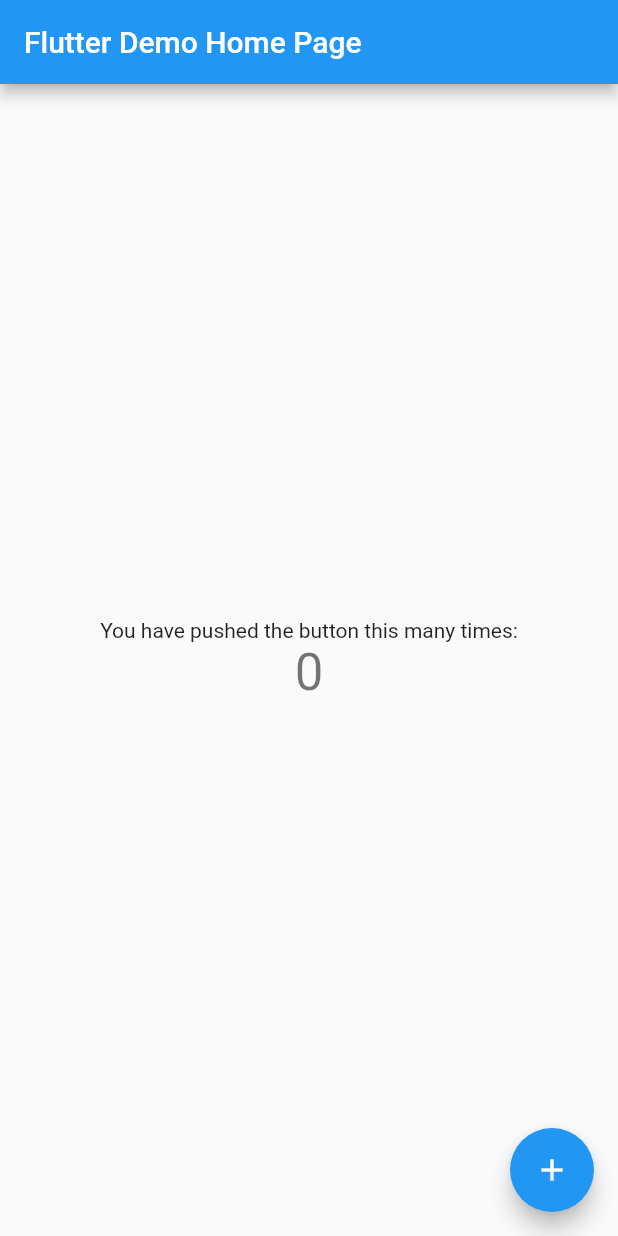
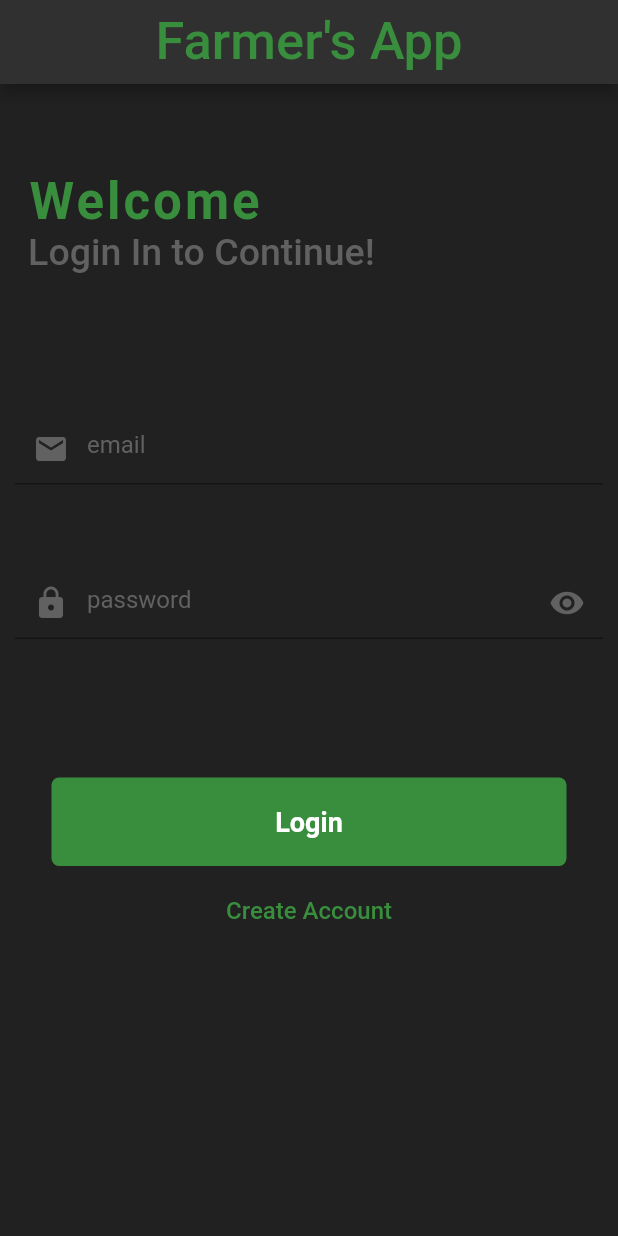
Before and after one commit to liliyasujo/Farmer-s-app, a Flutter app: the screen it shows after launch, on a phone screen of 412 x 824 dp. Run offline on Flutter 3.47's test engine with Material 2 defaults, Android fonts, the phone set to English and light mode, and no system bars; our stand-ins replace firebase_auth, firebase_core; accounts and stored records are empty.

Commit message:
login and sign up page with firebase

```diff
--- /dev/null
+++ b/farmersapp/lib/Screens/LoginScreen.dart
@@ -0,0 +1,227 @@
+import 'package:flutter/material.dart';
+import 'package:farmersapp/Methods.dart';
+import 'package:farmersapp/Screens/CreateAccountScreen.dart';
+import 'package:farmersapp/Screens/HomeScreen.dart';
+
+class LoginScreen extends StatefulWidget {
+  @override
+  _LoginScreenState createState() => _LoginScreenState();
+}
+
+class _LoginScreenState extends State<LoginScreen> {
+  final TextEditingController _email = TextEditingController();
+  final TextEditingController _password = TextEditingController();
+  bool isLoading = false;
+  bool isHiddenPassword = true;
+
+  @override
+  Widget build(BuildContext context) {
+    final size = MediaQuery.of(context).size;
+
+    return Scaffold(
+      backgroundColor: Colors.grey[900],
+      appBar: AppBar(
+        backgroundColor: Colors.grey[850],
+        centerTitle: true,
+        // ignore: prefer_const_constructors
+        title: Text(
+          "Farmer's App",
+          style: TextStyle(
+            color: Colors.green[700],
+            fontSize: 35,
+          ),
+        ),
+      ),
+      body: isLoading
+          ? Center(
+        child: Container(
+          height: size.height / 20,
+          width: size.height / 20,
+          child: CircularProgressIndicator(),
+        ),
+      )
+          : SingleChildScrollView(
+        child: Column(
+          children: [
+            SizedBox(
+              height: size.height / 20,
+            ),
+            // Container(
+            //   alignment: Alignment.centerLeft,
+            //   width: size.width / 0.5,
+            //   child: IconButton(
+            //       icon: Icon(Icons.arrow_back_ios),
+            //       color: Colors.grey[700],
+            //       onPressed: () {}),
+            // ),
+            SizedBox(
+              height: size.height / 50,
+            ),
+            Container(
+              width: size.width / 1.1,
+              child: Text(
+                "Welcome",
+                style: TextStyle(
+                  fontSize: 34,
+                  fontWeight: FontWeight.bold,
+                  color: Colors.green[700],
+                  letterSpacing: 2,
+                ),
+              ),
+            ),
+            Container(
+              width: size.width / 1.1,
+              child: Text(
+                "Login In to Continue!",
+                style: TextStyle(
+                  color: Colors.grey[700],
+                  fontSize: 25,
+                  fontWeight: FontWeight.w500,
+                ),
+              ),
+            ),
+            SizedBox(
+              height: size.height / 10,
+            ),
+            Container(
+              padding: EdgeInsets.all(10.0),
+              child: Column(
+                mainAxisAlignment: MainAxisAlignment.center,
+                children: [
+                  TextField(
+                    style: TextStyle(color: Colors.grey[300]),
+                    controller: _email,
+                    cursorColor: Colors.green[700],
+                    decoration: InputDecoration(
+                      hintText: "email",
+                      hintStyle: TextStyle(color: Colors.grey[700]),
+                      border: UnderlineInputBorder(
+                        borderSide: BorderSide(
+                          color: Colors.green.shade700,
+                        ),
+                      ),
+                      focusedBorder: UnderlineInputBorder(
+                        borderSide: BorderSide(
+                          color: Colors.green.shade700,
+                        ),
+                      ),
+                      prefixIcon: Icon(
+                          Icons.email,
+                        color: Colors.grey[700],
+                      ),
+                    ),
+                  ),
+                  SizedBox(
+                    height: size.height / 15,
+                  ),
+                  TextField(
+                    style: TextStyle(color: Colors.grey[300]),
+                    cursorColor: Colors.green[700],
+                    controller: _password,
+                    obscureText: isHiddenPassword,
+                    decoration: InputDecoration(
+                      border: UnderlineInputBorder(
+                        borderSide: BorderSide(
+                          color: Colors.green.shade700,
+                        ),
+                      ),
+                      focusedBorder: UnderlineInputBorder(
+                        borderSide: BorderSide(
+                          color: Colors.green.shade700,
+                        ),
+                      ),
+                      hintText: "password",
+                      hintStyle: TextStyle(color: Colors.grey[700]),
+                      prefixIcon: Icon(
+                          Icons.lock,
+                        color: Colors.grey[700],
+                      ),
+                      suffixIcon: InkWell(
+                        onTap: _togglePasswordView,
+                        child: Icon(
+                          Icons.visibility,
+                          color: Colors.grey[700],
+                        ),
+                      ),
+                    ),
+                  ),
+                ],
+              ),
+            ),
+            SizedBox(
+              height: size.height / 10,
+            ),
+            customButton(size),
+            SizedBox(
+              height: size.height / 40,
+            ),
+            GestureDetector(
+              onTap: () => Navigator.of(context).push(
+                  MaterialPageRoute(builder: (_) => CreateAccount())),
+              child: Text(
+                "Create Account",
+                style: TextStyle(
+                  color: Colors.green[700],
+                  fontSize: 16,
+                  fontWeight: FontWeight.w500,
+                ),
+              ),
+            )
+          ],
+        ),
+      ),
+    );
+  }
+
+  Widget customButton(Size size) {
+    return GestureDetector(
+      onTap: () {
+        if (_email.text.isNotEmpty && _password.text.isNotEmpty) {
+          setState(() {
+            isLoading = true;
+          });
+
+          logIn(_email.text, _password.text).then((user) {
+            if (user != null) {
+              print("Login Successful");
+              setState(() {
+                isLoading = false;
+              });
+              Navigator.push(
+                  context, MaterialPageRoute(builder: (_) => HomeScreen()));
+            } else {
+              print("Login Failed");
+              setState(() {
+                isLoading = false;
+              });
+            }
+          });
+        } else {
+          print("Please fill form correctly");
+        }
+      },
+      child: Container(
+          height: size.height / 14,
+          width: size.width / 1.2,
+          decoration: BoxDecoration(
+            borderRadius: BorderRadius.circular(5),
+            color: Colors.green[700],
+          ),
+          alignment: Alignment.center,
+          child: Text(
+            "Login",
+            style: TextStyle(
+              color: Colors.white,
+              fontSize: 18,
+              fontWeight: FontWeight.bold,
+            ),
+          )),
+    );
+  }
+  void _togglePasswordView(){
+
+    setState(() {
+      isHiddenPassword = !isHiddenPassword;
+    });
+  }
+}
--- a/farmersapp/lib/main.dart
+++ b/farmersapp/lib/main.dart
@@ -1,115 +1,22 @@
+import 'package:farmersapp/Screens/LoginScreen.dart';
+import 'package:firebase_core/firebase_core.dart';
 import 'package:flutter/material.dart';
 
-void main() {
+
+Future main() async{
+  WidgetsFlutterBinding.ensureInitialized();
+  await Firebase.initializeApp();
   runApp(const MyApp());
 }
 
 class MyApp extends StatelessWidget {
   const MyApp({Key? key}) : super(key: key);
 
-  // This widget is the root of your application.
   @override
   Widget build(BuildContext context) {
     return MaterialApp(
-      title: 'Flutter Demo',
-      theme: ThemeData(
-        // This is the theme of your application.
-        //
-        // Try running your application with "flutter run". You'll see the
-        // application has a blue toolbar. Then, without quitting the app, try
-        // changing the primarySwatch below to Colors.green and then invoke
-        // "hot reload" (press "r" in the console where you ran "flutter run",
-        // or simply save your changes to "hot reload" in a Flutter IDE).
-        // Notice that the counter didn't reset back to zero; the application
-        // is not restarted.
-        primarySwatch: Colors.blue,
-      ),
-      home: const MyHomePage(title: 'Flutter Demo Home Page'),
+      debugShowCheckedModeBanner: false,
+      home: LoginScreen(),
     );
   }
 }
-
-class MyHomePage extends StatefulWidget {
-  const MyHomePage({Key? key, required this.title}) : super(key: key);
-
-  // This widget is the home page of your application. It is stateful, meaning
-  // that it has a State object (defined below) that contains fields that affect
-  // how it looks.
-
-  // This class is the configuration for the state. It holds the values (in this
-  // case the title) provided by the parent (in this case the App widget) and
-  // used by the build method of the State. Fields in a Widget subclass are
-  // always marked "final".
-
-  final String title;
-
-  @override
-  State<MyHomePage> createState() => _MyHomePageState();
-}
-
-class _MyHomePageState extends State<MyHomePage> {
-  int _counter = 0;
-
-  void _incrementCounter() {
-    setState(() {
-      // This call to setState tells the Flutter framework that something has
-      // changed in this State, which causes it to rerun the build method below
-      // so that the display can reflect the updated values. If we changed
-      // _counter without calling setState(), then the build method would not be
-      // called again, and so nothing would appear to happen.
-      _counter++;
-    });
-  }
-
-  @override
-  Widget build(BuildContext context) {
-    // This method is rerun every time setState is called, for instance as done
-    // by the _incrementCounter method above.
-    //
-    // The Flutter framework has been optimized to make rerunning build methods
-    // fast, so that you can just rebuild anything that needs updating rather
-    // than having to individually change instances of widgets.
-    return Scaffold(
-      appBar: AppBar(
-        // Here we take the value from the MyHomePage object that was created by
-        // the App.build method, and use it to set our appbar title.
-        title: Text(widget.title),
-      ),
-      body: Center(
-        // Center is a layout widget. It takes a single child and positions it
-        // in the middle of the parent.
-        child: Column(
-          // Column is also a layout widget. It takes a list of children and
-          // arranges them vertically. By default, it sizes itself to fit its
-          // children horizontally, and tries to be as tall as its parent.
-          //
-          // Invoke "debug painting" (press "p" in the console, choose the
-          // "Toggle Debug Paint" action from the Flutter Inspector in Android
-          // Studio, or the "Toggle Debug Paint" command in Visual Studio Code)
-          // to see the wireframe for each widget.
-          //
-          // Column has various properties to control how it sizes itself and
-          // how it positions its children. Here we use mainAxisAlignment to
-          // center the children vertically; the main axis here is the vertical
-          // axis because Columns are vertical (the cross axis would be
-          // horizontal).
-          mainAxisAlignment: MainAxisAlignment.center,
-          children: <Widget>[
-            const Text(
-              'You have pushed the button this many times:',
-            ),
-            Text(
-              '$_counter',
-              style: Theme.of(context).textTheme.headline4,
-            ),
-          ],
-        ),
-      ),
-      floatingActionButton: FloatingActionButton(
-        onPressed: _incrementCounter,
-        tooltip: 'Increment',
-        child: const Icon(Icons.add),
-      ), // This trailing comma makes auto-formatting nicer for build methods.
-    );
-  }
-}
--- a/farmersapp/pubspec.yaml
+++ b/farmersapp/pubspec.yaml
@@ -29,6 +29,7 @@ environment:
 dependencies:
   flutter:
     sdk: flutter
+  firebase_auth: ^3.3.5
 
 
   # The following adds the Cupertino Icons font to your application.
```
Also changed, not shown: farmersapp/lib/Methods.dart (added, +57 -0 lines), farmersapp/lib/Screens/CreateAccountScreen.dart (added, +209 -0 lines), farmersapp/lib/Screens/HomeScreen.dart (added, +49 -0 lines), farmersapp/pubspec.lock, 3 other files.
